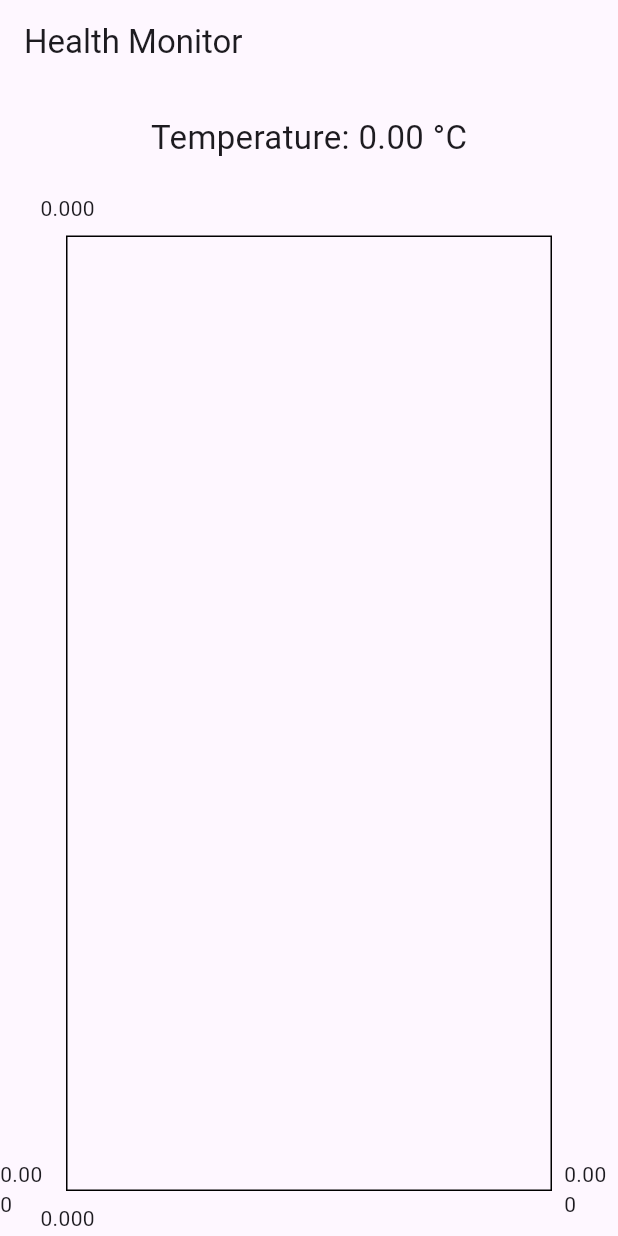
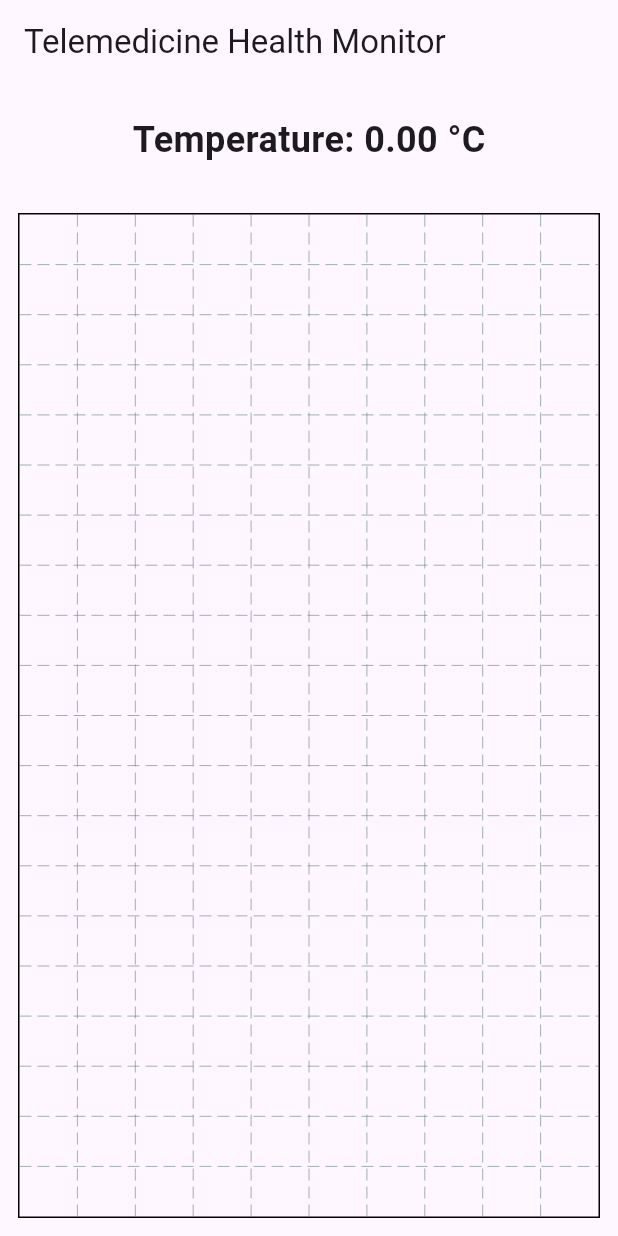
Before and after one commit to DusanPeric44/iot-projekat-app-i-serv, a Flutter app: the screen it shows after launch, on a phone screen of 412 x 824 dp. Run offline on Flutter 3.47's test engine with Material 3 defaults, Android fonts, the phone set to English and light mode, and no system bars; drawn by our look-alikes of fl_chart; network calls fail.

Commit message:
working version 1

```diff
--- a/ecg_temp_reader/lib/main.dart
+++ b/ecg_temp_reader/lib/main.dart
@@ -1,16 +1,24 @@
+import 'dart:convert';
 import 'package:flutter/material.dart';
 import 'package:web_socket_channel/io.dart';
 import 'package:fl_chart/fl_chart.dart';
 
 void main() => runApp(HealthApp());
 
-class HealthApp extends StatefulWidget {
+class HealthApp extends StatelessWidget {
   @override
-  _HealthAppState createState() => _HealthAppState();
+  Widget build(BuildContext context) {
+    return MaterialApp(debugShowCheckedModeBanner: false, home: HealthScreen());
+  }
 }
 
-class _HealthAppState extends State<HealthApp> {
-  final channel = IOWebSocketChannel.connect("ws://192.168.4.1:81");
+class HealthScreen extends StatefulWidget {
+  @override
+  _HealthScreenState createState() => _HealthScreenState();
+}
+
+class _HealthScreenState extends State<HealthScreen> {
+  final channel = IOWebSocketChannel.connect("ws://10.15.225.187:8080");
 
   List<FlSpot> ecg = [];
   int index = 0;
@@ -21,51 +29,82 @@ class _HealthAppState extends State<HealthApp> {
     super.initState();
 
     channel.stream.listen((msg) {
-      // "ECG:1234;TEMP:36.55"
-      final parts = msg.split(";");
+      final data = jsonDecode(msg);
 
-      final ecgVal = double.parse(parts[0].split(":")[1]);
-      final tempVal = double.parse(parts[1].split(":")[1]);
+      final ecgVal = (data["ecg"] ?? 0).toDouble();
+      final tempVal = (data["temp"] ?? 0).toDouble();
 
       setState(() {
         temp = tempVal;
 
-        ecg.add(FlSpot(index.toDouble(), ecgVal));
+        // scale ECG nicely for chart
+        double scaled = ecgVal / 4095 * 100;
+
+        ecg.add(FlSpot(index.toDouble(), scaled));
         index++;
-        if (ecg.length > 200) ecg.removeAt(0);
+
+        // keep last 200 samples
+        if (ecg.length > 200) {
+          ecg.removeAt(0);
+        }
       });
     });
   }
 
   @override
+  void dispose() {
+    channel.sink.close();
+    super.dispose();
+  }
+
+  @override
   Widget build(BuildContext context) {
-    return MaterialApp(
-      home: Scaffold(
-        appBar: AppBar(title: Text("Health Monitor")),
+    return Scaffold(
+      appBar: AppBar(title: Text("Telemedicine Health Monitor")),
+
       body: Column(
         children: [
           SizedBox(height: 20),
+
           Text(
             "Temperature: ${temp.toStringAsFixed(2)} °C",
-              style: TextStyle(fontSize: 22),
+            style: TextStyle(fontSize: 24, fontWeight: FontWeight.bold),
           ),
+
           SizedBox(height: 20),
+
           Expanded(
+            child: Padding(
+              padding: const EdgeInsets.all(12.0),
+
               child: LineChart(
                 LineChartData(
+                  minX: ecg.isEmpty ? 0 : ecg.first.x,
+                  maxX: ecg.isEmpty ? 200 : ecg.last.x,
+
+                  minY: 0,
+                  maxY: 100,
+
+                  gridData: FlGridData(show: true),
+
+                  titlesData: FlTitlesData(show: false),
+
+                  borderData: FlBorderData(show: true),
+
                   lineBarsData: [
                     LineChartBarData(
                       spots: ecg,
                       isCurved: false,
                       barWidth: 2,
                       dotData: FlDotData(show: false),
+                      belowBarData: BarAreaData(show: false),
                     ),
                   ],
                 ),
               ),
             ),
+          ),
         ],
-        ),
       ),
     );
   }
```
Also changed, not shown: 2 other files. Lines whose indentation alone changed are shown as unchanged.
